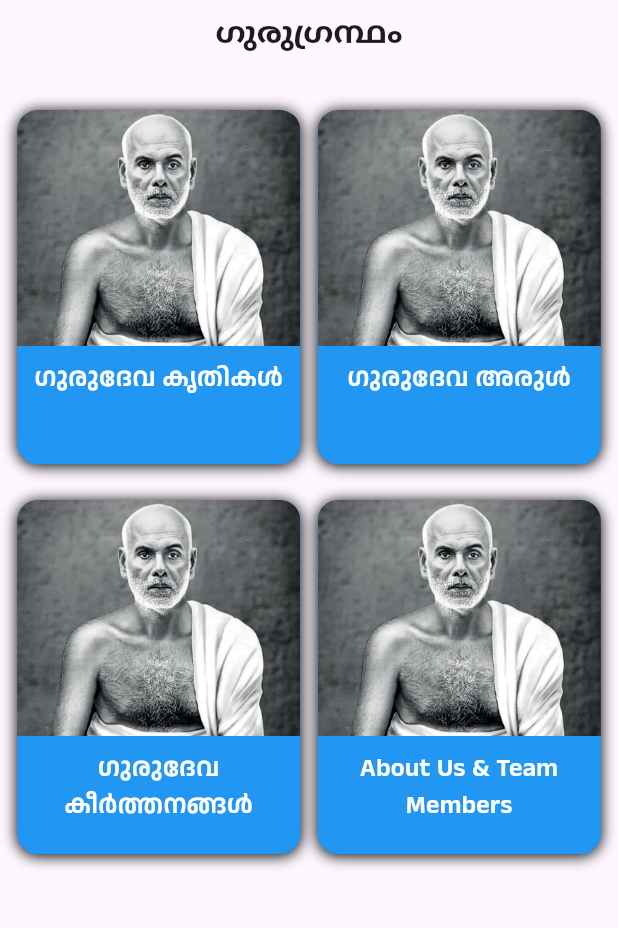
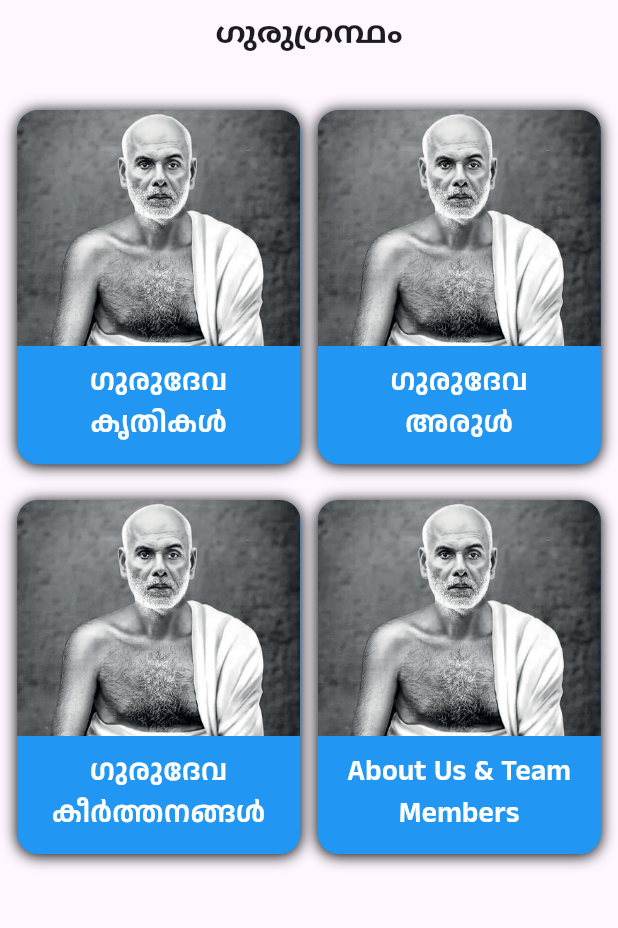
Before and after one commit to cbabi2023/gurugranth, a Flutter app: the screen it shows after launch, on a phone screen of 412 x 824 dp, the part 263-1191 px from its top. Run offline on Flutter 3.47's test engine with Material 3 defaults, Android fonts, the phone set to English and light mode, and no system bars; our stand-ins replace flutter_screenutil, google_fonts; project files that could hold a hidden picture were left out.

Commit message:
abijithcb font size increased

```diff
--- a/lib/view/home_screen/home_screen.dart
+++ b/lib/view/home_screen/home_screen.dart
@@ -128,7 +128,7 @@ class HomeGridCard extends StatelessWidget {
                   HomeData.homeCategoryData[indexCount].values.first.toString(),
                   textAlign: TextAlign.center,
                   style: context.anekMalayalamSemiBold20
-                      .copyWith(fontSize: 15.sp, color: Colors.white)),
+                      .copyWith(fontSize: 17.sp, color: Colors.white)),
             ),
           ),
         ],
```
